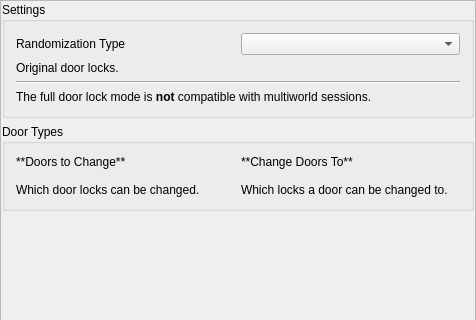
Before: the Qt Designer form randovania/gui/ui_files/preset_dock_rando.ui in randovania/randovania, drawn with Qt 5; both pictures show x 0 to 476 and y 0 to 320 of the 476 by 628 pixel window.
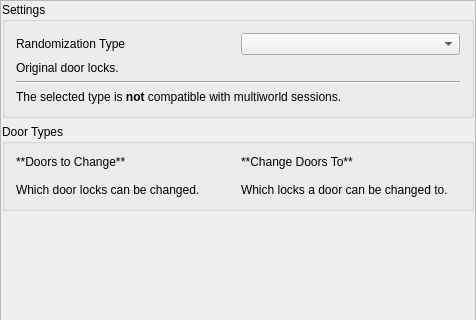
After: the same form once the commit is applied.

Diff of the .ui file:
```diff
--- a/randovania/gui/ui_files/preset_dock_rando.ui
+++ b/randovania/gui/ui_files/preset_dock_rando.ui
@@ -92,7 +92,7 @@
            <item row="5" column="0" colspan="2">
             <widget class="QLabel" name="label">
              <property name="text">
-              <string>&lt;html&gt;&lt;head/&gt;&lt;body&gt;&lt;p&gt;The full door lock mode is &lt;span style=&quot; font-weight:700;&quot;&gt;not&lt;/span&gt; compatible with multiworld sessions.&lt;/p&gt;&lt;/body&gt;&lt;/html&gt;</string>
+              <string>&lt;html&gt;&lt;head/&gt;&lt;body&gt;&lt;p&gt;The selected type is &lt;span style=&quot; font-weight:700;&quot;&gt;not&lt;/span&gt; compatible with multiworld sessions.&lt;/p&gt;&lt;/body&gt;&lt;/html&gt;</string>
              </property>
             </widget>
            </item>
```
Left out of the diff: 2 changed lines with no effect on the pictures.
